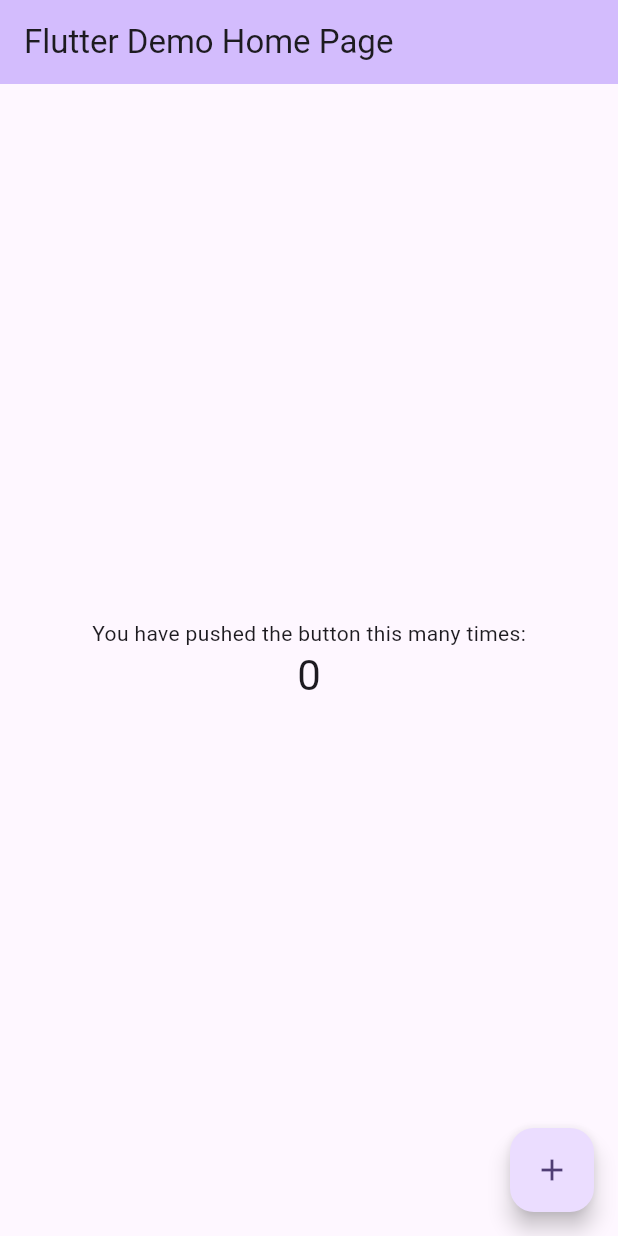
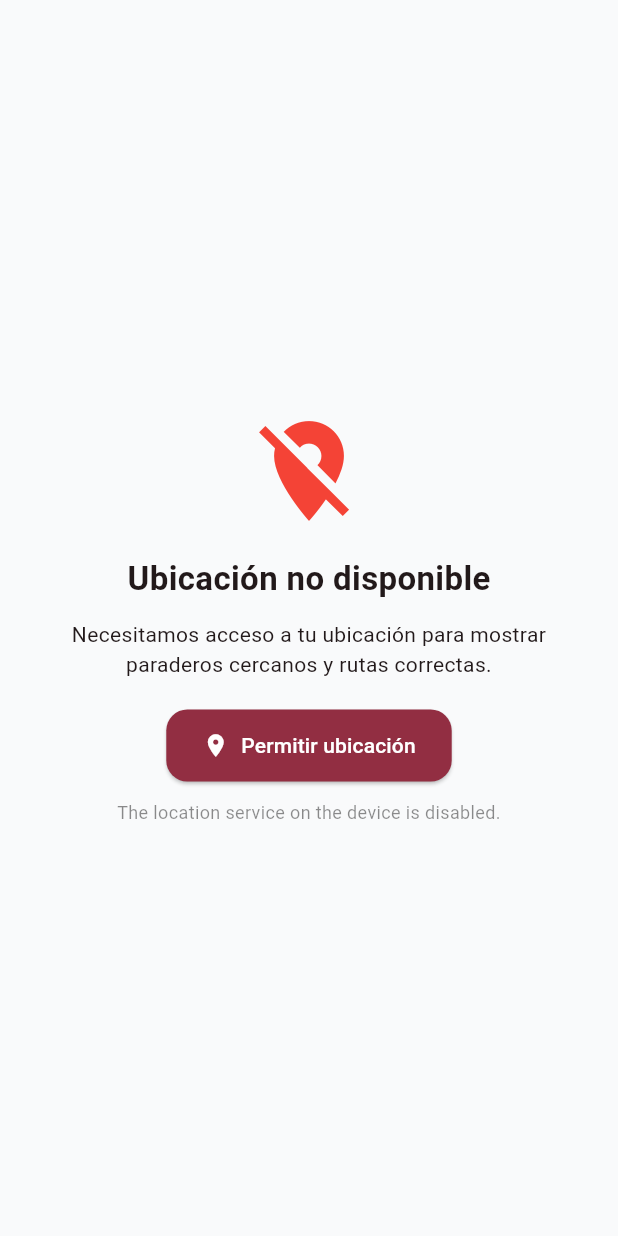
Before and after one commit to CastilloDevX/movikoox, a Flutter app: the screen it shows after launch, on a phone screen of 412 x 824 dp. Run offline on Flutter 3.47's test engine with Material 3 defaults, Android fonts, the phone set to English and light mode, and no system bars; our stand-ins replace flutter_map, geolocator, latlong2.

Commit message:
feat: 💥 add flutter app (mobile)

```diff
--- a/mobile/lib/main.dart
+++ b/mobile/lib/main.dart
@@ -1,122 +1,26 @@
 import 'package:flutter/material.dart';
+import 'ui/home_screen.dart';
 
 void main() {
-  runApp(const MyApp());
+  runApp(const KooxApp());
 }
 
-class MyApp extends StatelessWidget {
-  const MyApp({super.key});
+class KooxApp extends StatelessWidget {
+  const KooxApp({super.key});
 
-  // This widget is the root of your application.
   @override
   Widget build(BuildContext context) {
     return MaterialApp(
-      title: 'Flutter Demo',
+      title: "MOVIKOOX",
+      debugShowCheckedModeBanner: false,
       theme: ThemeData(
-        // This is the theme of your application.
-        //
-        // TRY THIS: Try running your application with "flutter run". You'll see
-        // the application has a purple toolbar. Then, without quitting the app,
-        // try changing the seedColor in the colorScheme below to Colors.green
-        // and then invoke "hot reload" (save your changes or press the "hot
-        // reload" button in a Flutter-supported IDE, or press "r" if you used
-        // the command line to start the app).
-        //
-        // Notice that the counter didn't reset back to zero; the application
-        // state is not lost during the reload. To reset the state, use hot
-        // restart instead.
-        //
-        // This works for code too, not just values: Most code changes can be
-        // tested with just a hot reload.
-        colorScheme: .fromSeed(seedColor: Colors.deepPurple),
+        useMaterial3: true,
+        colorScheme: ColorScheme.fromSeed(
+          seedColor: const Color(0xFF922E42),
+        ),
+        scaffoldBackgroundColor: const Color(0xFFF9FAFB),
       ),
-      home: const MyHomePage(title: 'Flutter Demo Home Page'),
+      home: const HomeScreen(),
     );
   }
 }
-
-class MyHomePage extends StatefulWidget {
-  const MyHomePage({super.key, required this.title});
-
-  // This widget is the home page of your application. It is stateful, meaning
-  // that it has a State object (defined below) that contains fields that affect
-  // how it looks.
-
-  // This class is the configuration for the state. It holds the values (in this
-  // case the title) provided by the parent (in this case the App widget) and
-  // used by the build method of the State. Fields in a Widget subclass are
-  // always marked "final".
-
-  final String title;
-
-  @override
-  State<MyHomePage> createState() => _MyHomePageState();
-}
-
-class _MyHomePageState extends State<MyHomePage> {
-  int _counter = 0;
-
-  void _incrementCounter() {
-    setState(() {
-      // This call to setState tells the Flutter framework that something has
-      // changed in this State, which causes it to rerun the build method below
-      // so that the display can reflect the updated values. If we changed
-      // _counter without calling setState(), then the build method would not be
-      // called again, and so nothing would appear to happen.
-      _counter++;
-    });
-  }
-
-  @override
-  Widget build(BuildContext context) {
-    // This method is rerun every time setState is called, for instance as done
-    // by the _incrementCounter method above.
-    //
-    // The Flutter framework has been optimized to make rerunning build methods
-    // fast, so that you can just rebuild anything that needs updating rather
-    // than having to individually change instances of widgets.
-    return Scaffold(
-      appBar: AppBar(
-        // TRY THIS: Try changing the color here to a specific color (to
-        // Colors.amber, perhaps?) and trigger a hot reload to see the AppBar
-        // change color while the other colors stay the same.
-        backgroundColor: Theme.of(context).colorScheme.inversePrimary,
-        // Here we take the value from the MyHomePage object that was created by
-        // the App.build method, and use it to set our appbar title.
-        title: Text(widget.title),
-      ),
-      body: Center(
-        // Center is a layout widget. It takes a single child and positions it
-        // in the middle of the parent.
-        child: Column(
-          // Column is also a layout widget. It takes a list of children and
-          // arranges them vertically. By default, it sizes itself to fit its
-          // children horizontally, and tries to be as tall as its parent.
-          //
-          // Column has various properties to control how it sizes itself and
-          // how it positions its children. Here we use mainAxisAlignment to
-          // center the children vertically; the main axis here is the vertical
-          // axis because Columns are vertical (the cross axis would be
-          // horizontal).
-          //
-          // TRY THIS: Invoke "debug painting" (choose the "Toggle Debug Paint"
-          // action in the IDE, or press "p" in the console), to see the
-          // wireframe for each widget.
-          mainAxisAlignment: .center,
-          children: [
-            const Text('You have pushed the button this many times:'),
-            Text(
-              '$_counter',
-              style: Theme.of(context).textTheme.headlineMedium,
-            ),
-          ],
-        ),
-      ),
-      floatingActionButton: FloatingActionButton(
-        onPressed: _incrementCounter,
-        tooltip: 'Increment',
-        child: const Icon(Icons.add),
-      ),
-    );
-  }
-}
--- /dev/null
+++ b/mobile/lib/models/instruction_model.dart
@@ -0,0 +1,25 @@
+class Instruction {
+  final String type;
+  final String? bus;
+  final int? stopsCount;
+  final double distanceKm;
+  final double minutes;
+
+  Instruction({
+    required this.type,
+    this.bus,
+    this.stopsCount,
+    required this.distanceKm,
+    required this.minutes,
+  });
+
+  factory Instruction.fromJson(Map<String, dynamic> json) {
+    return Instruction(
+      type: json['type'],
+      bus: json['bus'],
+      stopsCount: json['stops_count'],
+      distanceKm: (json['distance_km'] ?? 0).toDouble(),
+      minutes: (json['minutes'] ?? 0).toDouble(),
+    );
+  }
+}
--- /dev/null
+++ b/mobile/lib/models/parada_model.dart
@@ -0,0 +1,25 @@
+class Parada {
+  final String id;
+  final String nombre;
+  final double latitud;
+  final double longitud;
+  final List<String> rutas;
+
+  Parada({
+    required this.id,
+    required this.nombre,
+    required this.latitud,
+    required this.longitud,
+    required this.rutas,
+  });
+
+  factory Parada.fromJson(Map<String, dynamic> json) {
+    return Parada(
+      id: json['id'].toString(),
+      nombre: json['nombre'],
+      latitud: json['latitud'].toDouble(),
+      longitud: json['longitud'].toDouble(),
+      rutas: List<String>.from(json['rutas'] ?? []),
+    );
+  }
+}
--- /dev/null
+++ b/mobile/lib/models/ruta_model.dart
@@ -0,0 +1,16 @@
+class Ruta {
+  final String nombre;
+  final List<String> paradas;
+
+  Ruta({
+    required this.nombre,
+    required this.paradas,
+  });
+
+  factory Ruta.fromJson(Map<String, dynamic> json) {
+    return Ruta(
+      nombre: json['nombre'],
+      paradas: List<String>.from(json['paradas']),
+    );
+  }
+}
--- /dev/null
+++ b/mobile/lib/models/summary_model.dart
@@ -0,0 +1,22 @@
+class Summary {
+  final int numBuses;
+  final double busKm;
+  final double walkKm;
+  final double totalMinutes;
+
+  Summary({
+    required this.numBuses,
+    required this.busKm,
+    required this.walkKm,
+    required this.totalMinutes,
+  });
+
+  factory Summary.fromJson(Map<String, dynamic> json) {
+    return Summary(
+      numBuses: json['num_buses'],
+      busKm: (json['bus_km'] ?? 0).toDouble(),
+      walkKm: (json['walk_km'] ?? 0).toDouble(),
+      totalMinutes: (json['total_minutes'] ?? 0).toDouble(),
+    );
+  }
+}
--- /dev/null
+++ b/mobile/lib/ui/home_screen.dart
@@ -0,0 +1,376 @@
+import 'package:flutter/foundation.dart';
+import 'package:flutter/material.dart';
+import 'package:flutter_map/flutter_map.dart';
+import 'package:latlong2/latlong.dart';
+import 'package:geolocator/geolocator.dart';
+
+import '../services/api_service.dart';
+
+class HomeScreen extends StatefulWidget {
+  const HomeScreen({super.key});
+
+  @override
+  State<HomeScreen> createState() => _HomeScreenState();
+}
+
+class _HomeScreenState extends State<HomeScreen> {
+  final MapController _mapController = MapController();
+
+  LatLng? currentPosition;
+  bool loading = true;
+  bool locationDenied = false;
+  String? locationError;
+
+  Map<String, dynamic>? closestStop;
+
+  @override
+  void initState() {
+    super.initState();
+    _initLocation();
+  }
+
+  // -----------------------------
+  // LOCATION
+  // -----------------------------
+
+  Future<void> _initLocation() async {
+    setState(() {
+      loading = true;
+      locationDenied = false;
+      locationError = null;
+    });
+
+    try {
+      if (!kIsWeb) {
+        final serviceEnabled =
+            await Geolocator.isLocationServiceEnabled();
+        if (!serviceEnabled) {
+          throw Exception("Servicios de ubicación desactivados");
+        }
+      }
+
+      LocationPermission permission =
+          await Geolocator.checkPermission();
+
+      if (permission == LocationPermission.denied) {
+        permission = await Geolocator.requestPermission();
+      }
+
+      if (permission == LocationPermission.denied ||
+          permission == LocationPermission.deniedForever) {
+        throw Exception("Permisos de ubicación denegados");
+      }
+
+      final pos = await Geolocator.getCurrentPosition(
+        desiredAccuracy: LocationAccuracy.high,
+      );
+
+      currentPosition = LatLng(pos.latitude, pos.longitude);
+      await _fetchClosestStop();
+    } catch (e) {
+      locationDenied = true;
+      locationError = e.toString();
+    }
+
+    setState(() => loading = false);
+  }
+
+  Future<void> _fetchClosestStop() async {
+    if (currentPosition == null) return;
+
+    final response = await ApiService.getParadaCercana(
+      currentPosition!.latitude,
+      currentPosition!.longitude,
+    );
+
+    if (response["ok"] == true) {
+      setState(() {
+        closestStop = response;
+      });
+    }
+  }
+
+  // -----------------------------
+  // UI
+  // -----------------------------
+
+  @override
+  Widget build(BuildContext context) {
+    if (loading) {
+      return const Scaffold(
+        body: Center(child: CircularProgressIndicator()),
+      );
+    }
+
+    if (locationDenied) {
+      return _LocationDeniedView(
+        error: locationError,
+        onRetry: _initLocation,
+      );
+    }
+
+    return Scaffold(
+      body: Stack(
+        children: [
+          // MAPA
+          FlutterMap(
+            mapController: _mapController,
+            options: MapOptions(
+              initialCenter: currentPosition!,
+              initialZoom: 16,
+            ),
+            children: [
+              TileLayer(
+                urlTemplate:
+                    "https://tile.openstreetmap.org/{z}/{x}/{y}.png",
+                userAgentPackageName: "com.movikoox.app",
+              ),
+              MarkerLayer(
+                markers: [
+                  Marker(
+                    point: currentPosition!,
+                    width: 50,
+                    height: 50,
+                    child: const Icon(
+                      Icons.my_location,
+                      color: Colors.red,
+                      size: 36,
+                    ),
+                  ),
+                ],
+              ),
+            ],
+          ),
+
+          // TARJETA SUPERIOR
+          Positioned(
+            top: 40,
+            left: 20,
+            right: 20,
+            child: _ClosestStopCard(closestStop),
+          ),
+
+          // PANEL INFERIOR
+          Positioned(
+            bottom: 0,
+            left: 0,
+            right: 0,
+            child: _BottomPanel(
+              onCenter: () {
+                _mapController.move(currentPosition!, 16);
+              },
+              onRefresh: _fetchClosestStop,
+            ),
+          ),
+        ],
+      ),
+    );
+  }
+}
+
+// ---------------------------------
+// COMPONENTS
+// ---------------------------------
+
+class _ClosestStopCard extends StatelessWidget {
+  final Map<String, dynamic>? closestStop;
+
+  const _ClosestStopCard(this.closestStop);
+
+  @override
+  Widget build(BuildContext context) {
+    return Container(
+      padding: const EdgeInsets.all(14),
+      decoration: BoxDecoration(
+        color: Colors.white,
+        borderRadius: BorderRadius.circular(16),
+        boxShadow: const [
+          BoxShadow(blurRadius: 8, color: Colors.black26),
+        ],
+      ),
+      child: Row(
+        children: [
+          Image.asset(
+            "assets/icons/kooxbus_icon.png",
+            width: 44,
+            height: 44,
+            errorBuilder: (_, __, ___) =>
+                const Icon(Icons.directions_bus, size: 40),
+          ),
+          const SizedBox(width: 12),
+          Column(
+            crossAxisAlignment: CrossAxisAlignment.start,
+            children: [
+              const Text(
+                "Paradero más cercano",
+                style: TextStyle(fontSize: 14, color: Colors.black54),
+              ),
+              Text(
+                closestStop?["body"]?["stop_name"] ?? "Buscando...",
+                style: const TextStyle(
+                  fontSize: 18,
+                  fontWeight: FontWeight.bold,
+                ),
+              ),
+            ],
+          ),
+        ],
+      ),
+    );
+  }
+}
+
+class _BottomPanel extends StatelessWidget {
+  final VoidCallback onCenter;
+  final VoidCallback onRefresh;
+
+  const _BottomPanel({
+    required this.onCenter,
+    required this.onRefresh,
+  });
+
+  @override
+  Widget build(BuildContext context) {
+    return Container(
+      padding: const EdgeInsets.symmetric(horizontal: 22, vertical: 28),
+      decoration: const BoxDecoration(
+        color: Color(0xFF922E42),
+        borderRadius: BorderRadius.vertical(top: Radius.circular(32)),
+      ),
+      child: Column(
+        mainAxisSize: MainAxisSize.min,
+        children: [
+          const Text(
+            "¿A dónde quieres ir?",
+            style: TextStyle(
+              color: Colors.white,
+              fontSize: 22,
+              fontWeight: FontWeight.bold,
+            ),
+          ),
+          const SizedBox(height: 18),
+          SizedBox(
+            width: double.infinity,
+            child: ElevatedButton(
+              onPressed: () {},
+              style: ElevatedButton.styleFrom(
+                backgroundColor: Colors.white,
+                foregroundColor: Colors.black87,
+                padding:
+                    const EdgeInsets.symmetric(vertical: 16),
+                shape: RoundedRectangleBorder(
+                  borderRadius: BorderRadius.circular(14),
+                ),
+              ),
+              child: const Text("Buscar destino"),
+            ),
+          ),
+          const SizedBox(height: 10),
+          SizedBox(
+            width: double.infinity,
+            child: ElevatedButton.icon(
+              onPressed: onCenter,
+              icon: const Icon(Icons.my_location),
+              label: const Text("Mi ubicación"),
+              style: ElevatedButton.styleFrom(
+                backgroundColor:
+                    const Color(0xFFC2425C),
+                foregroundColor: Colors.white,
+                padding:
+                    const EdgeInsets.symmetric(vertical: 14),
+                shape: RoundedRectangleBorder(
+                  borderRadius: BorderRadius.circular(14),
+                ),
+              ),
+            ),
+          ),
+          const SizedBox(height: 10),
+          TextButton(
+            onPressed: onRefresh,
+            child: const Text(
+              "Actualizar paradero",
+              style: TextStyle(color: Colors.white),
+            ),
+          ),
+        ],
+      ),
+    );
+  }
+}
+
+// ---------------------------------
+// LOCATION DENIED VIEW
+// ---------------------------------
+
+class _LocationDeniedView extends StatelessWidget {
+  final String? error;
+  final VoidCallback onRetry;
+
+  const _LocationDeniedView({
+    this.error,
+    required this.onRetry,
+  });
+
+  @override
+  Widget build(BuildContext context) {
+    return Scaffold(
+      body: Center(
+        child: Padding(
+          padding: const EdgeInsets.all(24),
+          child: Column(
+            mainAxisSize: MainAxisSize.min,
+            children: [
+              const Icon(
+                Icons.location_off,
+                size: 80,
+                color: Colors.red,
+              ),
+              const SizedBox(height: 16),
+              const Text(
+                "Ubicación no disponible",
+                style: TextStyle(
+                  fontSize: 22,
+                  fontWeight: FontWeight.bold,
+                ),
+              ),
+              const SizedBox(height: 12),
+              const Text(
+                "Necesitamos acceso a tu ubicación para mostrar paraderos cercanos y rutas correctas.",
+                textAlign: TextAlign.center,
+              ),
+              const SizedBox(height: 20),
+              ElevatedButton.icon(
+                onPressed: onRetry,
+                icon: const Icon(Icons.location_on),
+                label: const Text("Permitir ubicación"),
+                style: ElevatedButton.styleFrom(
+                  backgroundColor:
+                      const Color(0xFF922E42),
+                  foregroundColor: Colors.white,
+                  padding: const EdgeInsets.symmetric(
+                    vertical: 14,
+                    horizontal: 24,
+                  ),
+                  shape: RoundedRectangleBorder(
+                    borderRadius: BorderRadius.circular(14),
+                  ),
+                ),
+              ),
+              if (error != null) ...[
+                const SizedBox(height: 12),
+                Text(
+                  error!,
+                  style: const TextStyle(
+                    fontSize: 12,
+                    color: Colors.black45,
+                  ),
+                  textAlign: TextAlign.center,
+                ),
+              ],
+            ],
+          ),
+        ),
+      ),
+    );
+  }
+}
--- a/mobile/pubspec.yaml
+++ b/mobile/pubspec.yaml
@@ -70,6 +70,8 @@ flutter:
   # included with your application, so that you can use the icons in
   # the material Icons class.
   uses-material-design: true
+  assets:
+    - assets/icons/
 
   # To add assets to your application, add an assets section, like this:
   # assets:
```
Also changed, not shown: mobile/lib/models/api_response.dart (added, +19 -0 lines), mobile/lib/services/api_service.dart (added, +89 -0 lines), mobile/lib/services/geocode_service.dart (added, +25 -0 lines), mobile/assets/icons/bus_stop.png (added), mobile/assets/icons/kooxbus_icon.png (added), mobile/assets/icons/location.png (added), mobile/assets/icons/movikoox_logo.png (added), mobile/assets/icons/walk.png (added).
